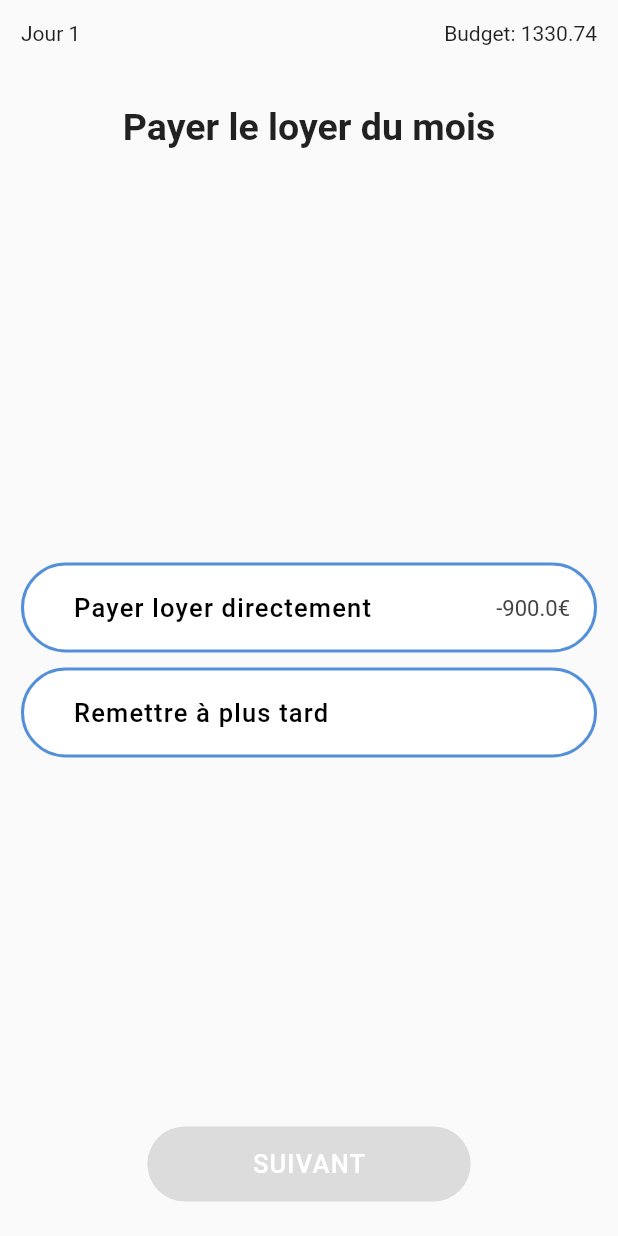
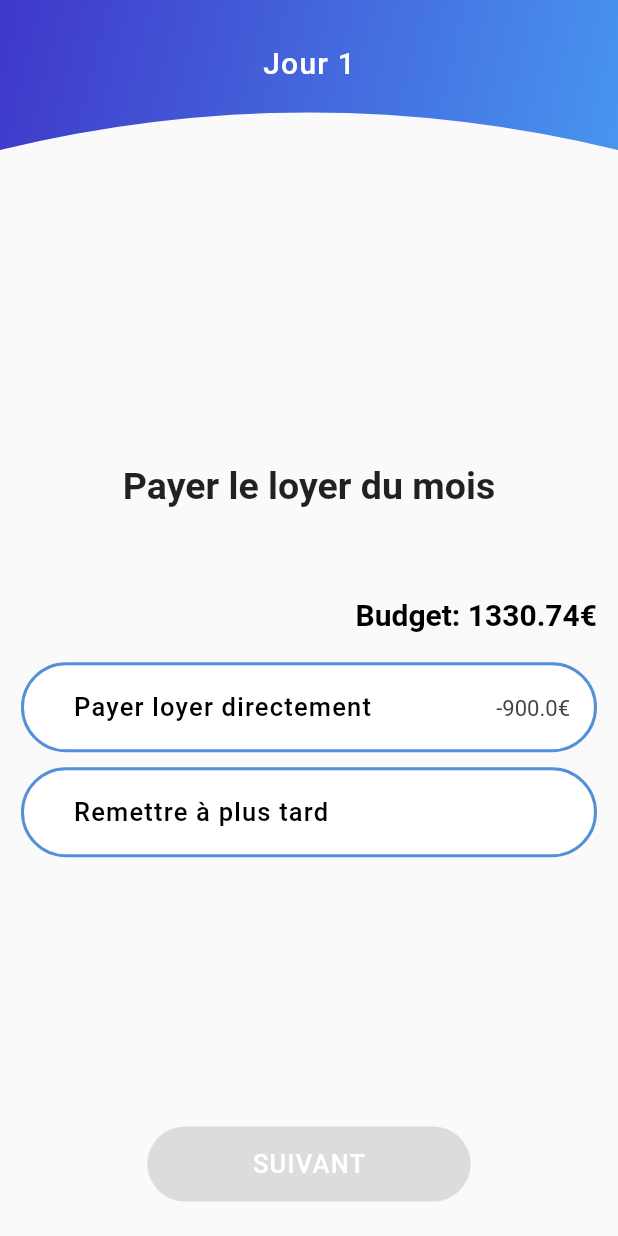
Before and after one commit to priceofreality/flutter-app, a Flutter app: the screen it shows after launch, on a phone screen of 412 x 824 dp. Run offline on Flutter 3.47's test engine with Material 2 defaults, Android fonts, the phone set to English and light mode, and no system bars; our stand-ins replace bloc, equatable, flutter_bloc; generated files the repository leaves out were written again.

Commit message:
Added top bar + moved budget

```diff
--- a/lib/presentation/pages/daily_situation.dart
+++ b/lib/presentation/pages/daily_situation.dart
@@ -10,23 +10,90 @@ import 'package:projet4/presentation/widgets/custom_radio_button.dart';
 class DailySituationPage extends StatelessWidget {
   @override
   Widget build(BuildContext context) {
-    return Scaffold(
-      body: SafeArea(
-        child: Container(
+    return Container(
       width: double.infinity,
-          padding: EdgeInsets.all(14.0),
+      //padding: EdgeInsets.all(14.0),
       child: Column(
         crossAxisAlignment: CrossAxisAlignment.center,
         mainAxisAlignment: MainAxisAlignment.spaceBetween,
         children: [
+          ClipPath(
+            clipper: MyClipper(),
+            child: Container(
+              width: double.infinity,
+              height: 100,
+              child: TopBar(),
+              decoration: BoxDecoration(
+                gradient: LinearGradient(
+                    begin: Alignment.topLeft,
+                    end: Alignment.bottomRight,
+                    colors: [Color(0xff3f37c9), Color(0xff4895ef)]),
+              ),
+            ),
+          ),
+          Padding(
+            padding: EdgeInsets.symmetric(horizontal: 14.0),
+            child: Container(
+              child: Column(
+                children: [
                   Event(),
+                  SizedBox(height: 20.0),
+                  Align(
+                    alignment: Alignment.centerRight,
+                    child: Budget(),
+                  ),
+                  SizedBox(height: 20.0),
                   Choices(),
-              NextButton(),
                 ],
               ),
             ),
           ),
+          Padding(
+            padding: EdgeInsets.only(bottom: 14.0),
+            child: NextButton(),
+          ),
+        ],
+      ),
     );
+  }
+}
+
+class MyClipper extends CustomClipper<Path> {
+  @override
+  Path getClip(Size size) {
+    var path = Path();
+    path.lineTo(0, size.height);
+    path.quadraticBezierTo(
+        size.width / 2, size.height - 50, size.width, size.height);
+    path.lineTo(size.width, 0);
+    path.close();
+    return path;
+  }
+
+  @override
+  bool shouldReclip(CustomClipper<Path> oldClipper) {
+    return false;
+  }
+}
+
+class TopBar extends StatelessWidget {
+  @override
+  Widget build(BuildContext context) {
+    return BlocBuilder<DailySituationCubit, DailySituationState>(
+        builder: (context, state) {
+      return Container(
+        padding: EdgeInsets.only(top: 30.0),
+        alignment: Alignment.topCenter,
+        child: Text(
+          AppLocalizations.of(context)!.day + ' ${state.current.day}',
+          style: TextStyle(
+              color: Colors.white,
+              fontSize: 20.0,
+              fontWeight: FontWeight.w500,
+              letterSpacing: 0.8),
+        ),
+      );
+    });
   }
 }
 
@@ -35,24 +102,14 @@ class Event extends StatelessWidget {
   Widget build(BuildContext context) {
     return BlocBuilder<DailySituationCubit, DailySituationState>(
         builder: (context, state) {
-      return Column(
-        children: [
-          Row(
-            mainAxisAlignment: MainAxisAlignment.spaceBetween,
-            children: [
-              Text(AppLocalizations.of(context)!.day + ' ${state.current.day}'),
-              Budget()
-            ],
-          ),
-          Container(
+      return Container(
+        alignment: Alignment.center,
         margin: EdgeInsets.symmetric(vertical: 20.0),
         padding: EdgeInsets.symmetric(vertical: 20.0, horizontal: 30.0),
         child: Text(
           state.current.event,
           style: TextStyle(fontWeight: FontWeight.bold, fontSize: 25.0),
         ),
-          ),
-        ],
       );
     });
   }
@@ -63,8 +120,15 @@ class Budget extends StatelessWidget {
   Widget build(BuildContext context) {
     return BlocBuilder<FinancialSituationCubit, FinancialSituationState>(
         builder: (context, state) {
-      return Text(AppLocalizations.of(context)!.budget +
-          ': ${state.financialSituation.budget}');
+      return Text(
+        AppLocalizations.of(context)!.budget +
+            ': ${state.financialSituation.budget}€',
+        style: TextStyle(
+          fontSize: 20.0,
+          color: Colors.black,
+          fontWeight: FontWeight.w700,
+        ),
+      );
     });
   }
 }
```
Also changed, not shown: lib/presentation/pages/home.dart (+9 -7 lines). Lines whose indentation alone changed are shown as unchanged.
